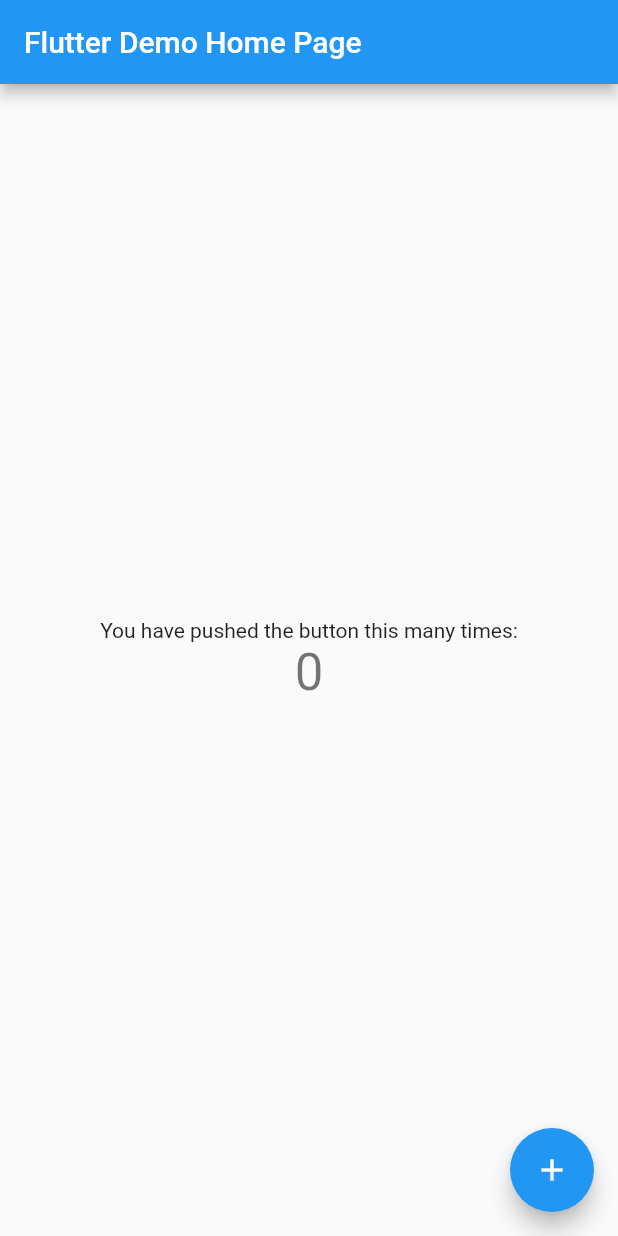
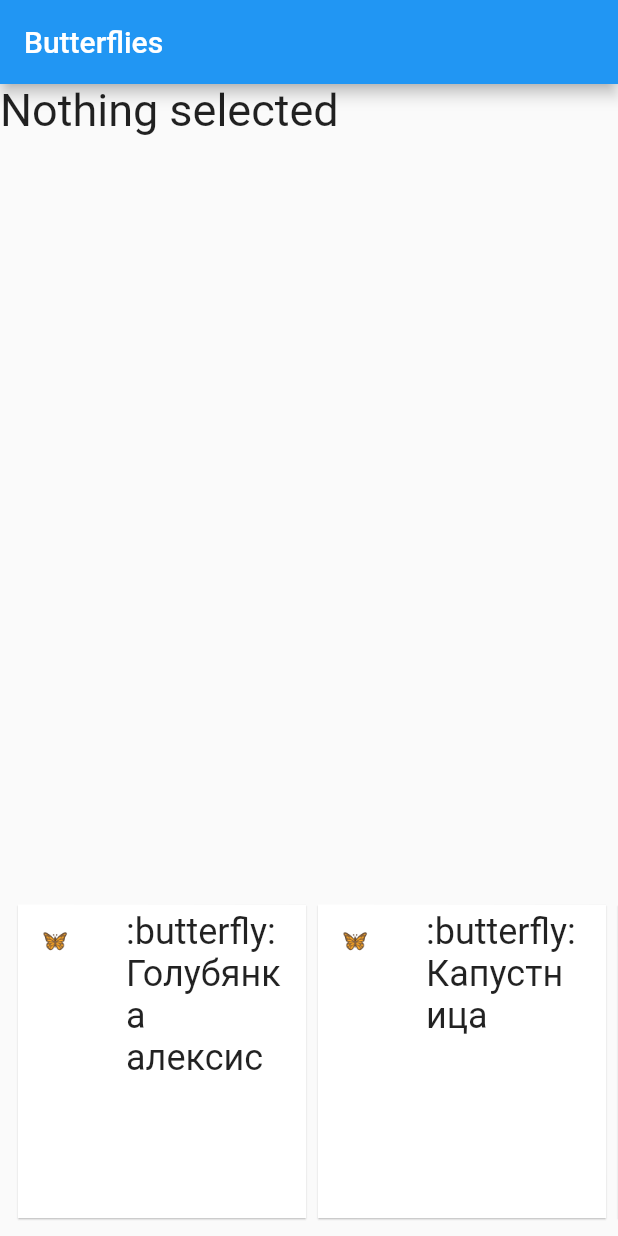
Before and after one commit to InnaKotlove/task6, a Flutter app: the screen it shows after launch, on a phone screen of 412 x 824 dp. Run offline on Flutter 3.47's test engine with Material 2 defaults, Android fonts, the phone set to English and light mode, and no system bars.

Commit message:
new list

```diff
--- a/lib/main.dart
+++ b/lib/main.dart
@@ -1,115 +1,75 @@
 import 'package:flutter/material.dart';
+import 'package:flutter/rendering.dart';
 
 void main() {
-  runApp(const MyApp());
+  runApp(MaterialApp(
+      home: Scaffold(
+    body: const ButterfliesList(),
+    appBar: AppBar(title: const Text("Butterflies")),
+  )));
 }
 
-class MyApp extends StatelessWidget {
-  const MyApp({Key? key}) : super(key: key);
+class ButterfliesList extends StatefulWidget {
+  const ButterfliesList({Key? key}) : super(key: key);
 
-  // This widget is the root of your application.
   @override
-  Widget build(BuildContext context) {
-    return MaterialApp(
-      title: 'Flutter Demo',
-      theme: ThemeData(
-        // This is the theme of your application.
-        //
-        // Try running your application with "flutter run". You'll see the
-        // application has a blue toolbar. Then, without quitting the app, try
-        // changing the primarySwatch below to Colors.green and then invoke
-        // "hot reload" (press "r" in the console where you ran "flutter run",
-        // or simply save your changes to "hot reload" in a Flutter IDE).
-        // Notice that the counter didn't reset back to zero; the application
-        // is not restarted.
-        primarySwatch: Colors.blue,
-      ),
-      home: const MyHomePage(title: 'Flutter Demo Home Page'),
-    );
-  }
+  _ButterfliesListState createState() => _ButterfliesListState();
 }
 
-class MyHomePage extends StatefulWidget {
-  const MyHomePage({Key? key, required this.title}) : super(key: key);
+class _ButterfliesListState extends State<ButterfliesList> {
+  final List<String> _butterflies = <String>[
+    "Голубянка алексис",
+    "Капустница",
+    "Крапивница",
+    "Переливница большая",
+    "Червонец фиолетовый"
+  ];
 
-  // This widget is the home page of your application. It is stateful, meaning
-  // that it has a State object (defined below) that contains fields that affect
-  // how it looks.
+  final List<String> _descriptions = <String>[
+    "Размер 13–17 мм. Крылья самцов сверху фиолетово-синие, с чёрной каймой шириной до 1 мм; у самок — бурые, с напылением синих чешуек у корня. Передние крылья снизу с прямым рядом чёрных пятен, образующим резкий излом па четвёртом сверху пятне. Задние крылья снизу по всей прикорневой половине напылены блестящими голубыми чешуйками.",
+    "Бабочку назвали в честь одноименного названия овощной культуры – капусты (лат. brassica), которая является основной пищей для данного вида.Размах крыльев взрослой особи самца от 49 до 62 мм, самки 51-63 мм. Окрас крыльев у бабочки белый, на них имеются несколько черных пятен. Внешний угол передних крыльев скруглен фактически до середины и имеет темную оторочку.",
+    "Вид распространён в Европе и, после значительного разрыва, на Дальнем Востоке.Размер 34–45 мм. Крылья сверху чёрно-бурые, с контрастными белыми пятнами на передних крыльях и с перевязью на задних крыльях. У самцов под определённым углом имеют сильный фиолетовый отлив. Отличительным признаком от других видов переливниц служит острый зубцевидный выступ белой перевязи на задних крыльях.",
+    "Одна из самых ярких и красочных представительниц дневных бабочек. Свое название она получила благодаря пищевым пристрастиям. Эти насекомые не только питаются крапивой, но и дят на листьях данного растения, не боясь быть ужаленными. Иногда их называют «шоколадницами». У этих созданий необычайно красивые и нежные крылья.",
+    "Бабочка имеет темно-коричневую общую окраску. Размах крыльев 60—70 мм. Крылья с синим отливом. На передних крыльях расположены белые косые пятна, на задних — такие же пятна образуютчасто си перевязь. На задних крыльях бабочки темный глазок с красно-коричневой окантовкой."
+  ];
 
-  // This class is the configuration for the state. It holds the values (in this
-  // case the title) provided by the parent (in this case the App widget) and
-  // used by the build method of the State. Fields in a Widget subclass are
-  // always marked "final".
-
-  final String title;
-
-  @override
-  State<MyHomePage> createState() => _MyHomePageState();
-}
-
-class _MyHomePageState extends State<MyHomePage> {
-  int _counter = 0;
-
-  void _incrementCounter() {
-    setState(() {
-      // This call to setState tells the Flutter framework that something has
-      // changed in this State, which causes it to rerun the build method below
-      // so that the display can reflect the updated values. If we changed
-      // _counter without calling setState(), then the build method would not be
-      // called again, and so nothing would appear to happen.
-      _counter++;
-    });
-  }
+  int _selectedIndex = -1;
 
   @override
   Widget build(BuildContext context) {
-    // This method is rerun every time setState is called, for instance as done
-    // by the _incrementCounter method above.
-    //
-    // The Flutter framework has been optimized to make rerunning build methods
-    // fast, so that you can just rebuild anything that needs updating rather
-    // than having to individually change instances of widgets.
-    return Scaffold(
-      appBar: AppBar(
-        // Here we take the value from the MyHomePage object that was created by
-        // the App.build method, and use it to set our appbar title.
-        title: Text(widget.title),
-      ),
-      body: Center(
-        // Center is a layout widget. It takes a single child and positions it
-        // in the middle of the parent.
-        child: Column(
-          // Column is also a layout widget. It takes a list of children and
-          // arranges them vertically. By default, it sizes itself to fit its
-          // children horizontally, and tries to be as tall as its parent.
-          //
-          // Invoke "debug painting" (press "p" in the console, choose the
-          // "Toggle Debug Paint" action from the Flutter Inspector in Android
-          // Studio, or the "Toggle Debug Paint" command in Visual Studio Code)
-          // to see the wireframe for each widget.
-          //
-          // Column has various properties to control how it sizes itself and
-          // how it positions its children. Here we use mainAxisAlignment to
-          // center the children vertically; the main axis here is the vertical
-          // axis because Columns are vertical (the cross axis would be
-          // horizontal).
-          mainAxisAlignment: MainAxisAlignment.center,
-          children: <Widget>[
-            const Text(
-              'You have pushed the button this many times:',
-            ),
-            Text(
-              '$_counter',
-              style: Theme.of(context).textTheme.headline4,
-            ),
-          ],
-        ),
-      ),
-      floatingActionButton: FloatingActionButton(
-        onPressed: _incrementCounter,
-        tooltip: 'Increment',
-        child: const Icon(Icons.add),
-      ), // This trailing comma makes auto-formatting nicer for build methods.
-    );
+    return Column(crossAxisAlignment: CrossAxisAlignment.start, children: [
+      Text(
+          _selectedIndex == -1
+              ? "Nothing selected"
+              : " ${_butterflies[_selectedIndex]}",
+          style: const TextStyle(fontSize: 30)),
+      SizedBox(
+          height: 500.0,
+          child: Text(_selectedIndex == -1 ? '' : _descriptions[_selectedIndex],
+              style: const TextStyle(fontSize: 20))),
+      Expanded(
+          child: SizedBox(
+              height: 100.0,
+              child: ListView.builder(
+                  padding: const EdgeInsets.all(8),
+                  itemExtent: 200,
+                  itemCount: _butterflies.length,
+                  scrollDirection: Axis.horizontal,
+                  itemBuilder: (BuildContext context, int index) => Card(
+                      elevation: 0.5,
+                      shape: const Border(
+                          right: BorderSide(color: Colors.transparent, width: 0.5)),
+                      child: ListTile(
+                          leading: const Text("\u{1F98B}"),
+                          onTap: () {
+                            setState(() {
+                              // устанавливаем индекс выделенного элемента
+                              _selectedIndex = index;
+                            });
+                          },
+                          title: Text(':butterfly: ' + _butterflies[index],
+                              style: const TextStyle(fontSize: 24)),
+                          selected: index == _selectedIndex)))))
+    ]);
   }
 }
```
Also changed, not shown: 1 other file.
